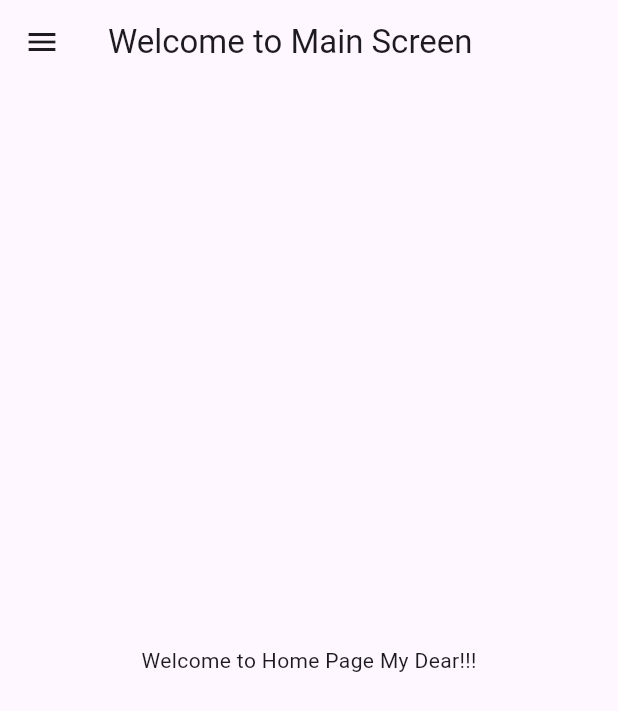
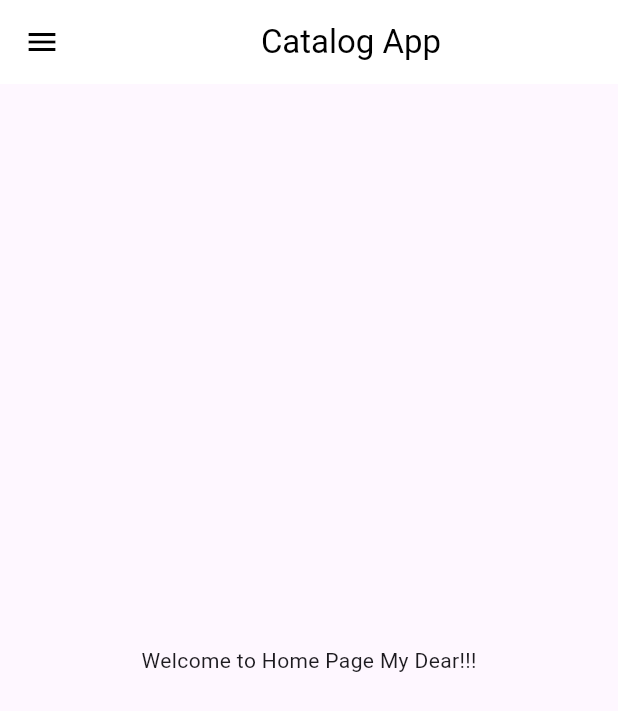
Before and after one commit to rohitbgit/LearnFlutterFromScratch, a Flutter app: the screen it shows after launch, on a phone screen of 412 x 824 dp. Shown: the top 711 px of the screen. Run offline on Flutter 3.47's test engine with Material 3 defaults, Android fonts, the phone set to English and light mode, and no system bars.

Commit message:
theme work

```diff
--- a/lib/home_page.dart
+++ b/lib/home_page.dart
@@ -8,7 +8,12 @@
   Widget build(BuildContext context) {
     return Scaffold(
       appBar: AppBar(
-        title: Text("Welcome to Main Screen"),
+        title: Center(
+          child: Text(
+            "Catalog App",
+            style: TextStyle(color: Colors.black),
+          ),
+        ),
       ),
       body: Center(
         child: Text("Welcome to Home Page My Dear!!!"),
--- a/lib/main.dart
+++ b/lib/main.dart
@@ -1,5 +1,6 @@
 import 'package:flutter/material.dart';
 import 'package:flutter_app_tutorial/home_page.dart';
+import 'package:flutter_app_tutorial/widgets/theme.dart';
 
 void main() {
   runApp(const MyApp());
@@ -12,7 +13,9 @@
   Widget build(BuildContext context) {
     return MaterialApp(
       themeMode: ThemeMode.light,
-      theme: ThemeData(primarySwatch: Colors.blueGrey),
+      theme: MyTheme.lightTheme(context),
+      darkTheme: MyTheme.darkTheme(context),
+      debugShowCheckedModeBanner: false,
       home: const MyHomePage(),
     );
   }
--- /dev/null
+++ b/lib/widgets/theme.dart
@@ -0,0 +1,13 @@
+import "package:flutter/material.dart";
+
+class MyTheme {
+  static ThemeData lightTheme(BuildContext context) => ThemeData(
+      primarySwatch: Colors.blueGrey,
+      appBarTheme: AppBarTheme(
+        color: Colors.white,
+        elevation: 0,
+        iconTheme: IconThemeData(color: Colors.black),
+      ));
+  static ThemeData darkTheme(BuildContext context) =>
+      ThemeData(brightness: Brightness.dark);
+}
```
